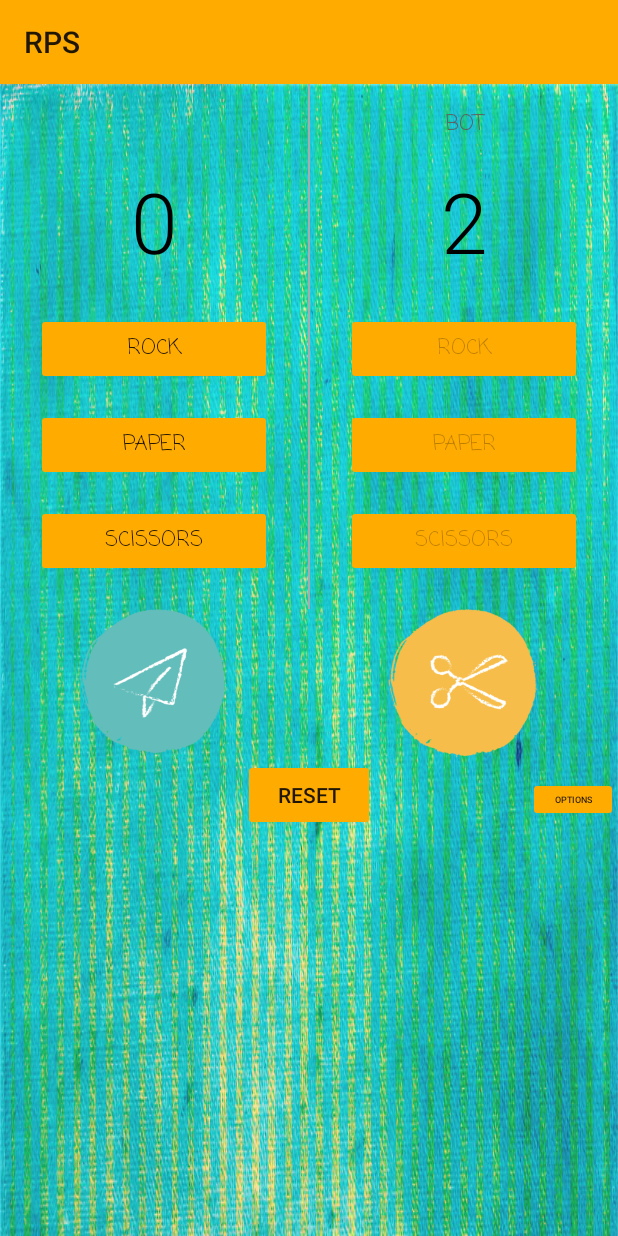
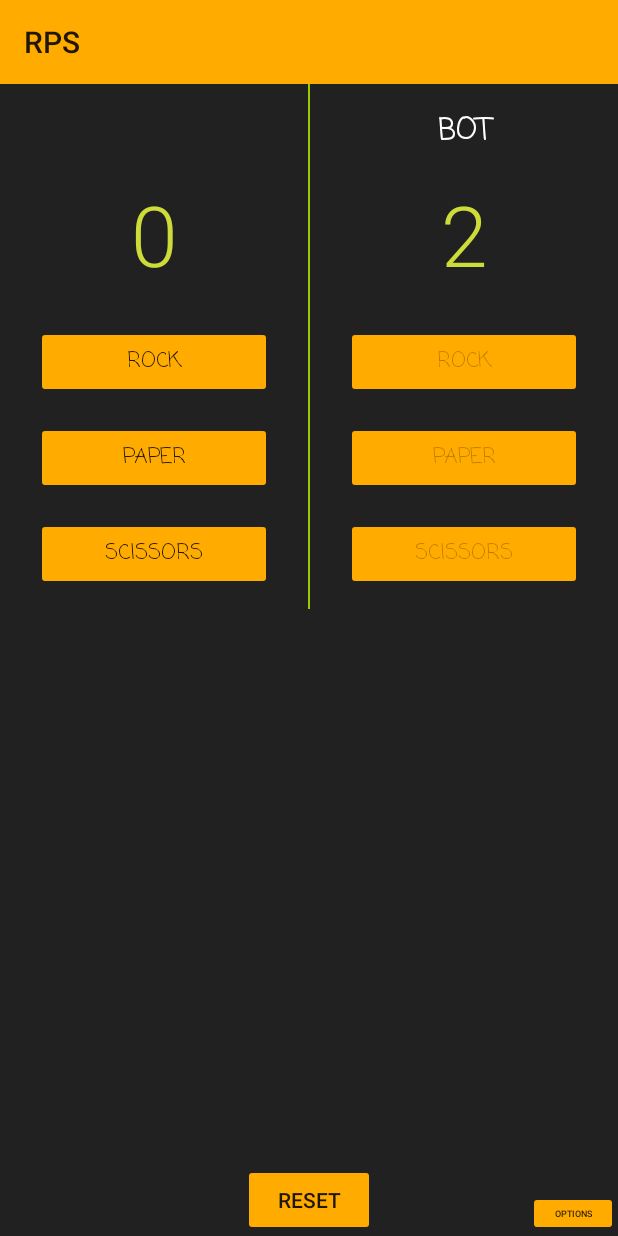
Before and after one commit to bytao7mao/RockPaperScissors, an Android app: the MainActivity screen opened directly, with no data from a screen before it, after a tap on "PAPER", on a phone screen of 412 x 824 dp. Run offline under Robolectric (Android 15) with nearby library versions, the phone set to English and light mode, and no system bars; libraries missing offline, so code that uses them is left out: com.shashank.sony; 1 statement that could not run was skipped; 1 other tap on this screen came first.

Commit message:
app updated

```diff
--- a/app/build.gradle
+++ b/app/build.gradle
@@ -4,7 +4,7 @@ android {
     compileSdkVersion 26
     defaultConfig {
         applicationId "com.bytao7mao.mariu.rps"
-        minSdkVersion 15
+        minSdkVersion 19
         targetSdkVersion 26
         versionCode 1
         versionName "1.0"
@@ -24,6 +24,7 @@ dependencies {
     implementation 'com.android.support:appcompat-v7:26.1.0'
     compile 'pl.droidsonroids.gif:android-gif-drawable:1.2.10'
     implementation 'com.android.support.constraint:constraint-layout:1.0.2'
+    compile 'com.github.Shashank02051997:FancyToast-Android:0.1.3'
     testImplementation 'junit:junit:4.12'
     androidTestImplementation 'com.android.support.test:runner:1.0.1'
     androidTestImplementation 'com.android.support.test.espresso:espresso-core:3.0.1'
--- a/app/src/main/java/com/bytao7mao/mariu/rps/FirstScreen.java
+++ b/app/src/main/java/com/bytao7mao/mariu/rps/FirstScreen.java
@@ -14,23 +14,21 @@ import android.widget.ToggleButton;
 
 
 /**
- * Created by Mariu on 1/18/2018.
+ * Created by Marius on 1/18/2018.
  */
 
 public class FirstScreen extends Activity {
     private EditText editTxt;
-    private TextView txtV;
     String name;
-    Button nextButton,playButton;
+    Button nextButton;
     private static final String NAME = "name";
-
-
+    MediaPlayer bgMusic = new MediaPlayer();
 
     protected void onCreate(Bundle savedInstanceState) {
         super.onCreate(savedInstanceState);
         setContentView(R.layout.layout);
 
-        final MediaPlayer bgMusic = MediaPlayer.create(this,R.raw.asian);
+        bgMusic = MediaPlayer.create(this,R.raw.asian);
 
        ToggleButton toggle = (ToggleButton) findViewById(R.id.toggleButton);
        toggle.setOnCheckedChangeListener(new CompoundButton.OnCheckedChangeListener() {
@@ -47,7 +45,6 @@ public class FirstScreen extends Activity {
 
 
         editTxt = findViewById(R.id.TheeditText);
-        txtV = findViewById(R.id.theUserName);
         nextButton = findViewById(R.id.nameBtn);
         nextButton.setOnClickListener(new View.OnClickListener() {
             @Override
@@ -62,6 +59,7 @@ public class FirstScreen extends Activity {
                 }
                 Intent i = new Intent(FirstScreen.this, MainActivity.class);
                 i.putExtra(NAME, name);
+                bgMusic.pause();
                 startActivity(i);
             }
         });
--- a/app/src/main/java/com/bytao7mao/mariu/rps/MainActivity.java
+++ b/app/src/main/java/com/bytao7mao/mariu/rps/MainActivity.java
@@ -8,7 +8,7 @@ import android.widget.Button;
 import android.widget.ImageView;
 import android.widget.TextView;
 import android.widget.Toast;
-
+import com.shashank.sony.fancytoastlib.FancyToast;
 import java.util.Random;
 
 public class MainActivity extends AppCompatActivity {
@@ -42,7 +42,7 @@ public class MainActivity extends AppCompatActivity {
         final MediaPlayer rockSound = MediaPlayer.create(this, R.raw.st);
         final MediaPlayer paperSound = MediaPlayer.create(this, R.raw.papier);
         final MediaPlayer scissorsSound = MediaPlayer.create(this, R.raw.scis);
-//        final MediaPlayer bgMusic = MediaPlayer.create(this,R.raw.asian);
+
         TextView txtV = findViewById(R.id.theUserName);
         scoreViewA = findViewById(R.id.team_a_score);
         scoreViewB = findViewById(R.id.team_b_score);
@@ -75,8 +75,15 @@ public class MainActivity extends AppCompatActivity {
             @Override
             public void onClick(View view) {
                 myChoice = "rock";
+                rockSound.seekTo(1500);
                 rockSound.start();
                 iv_user.setImageResource(R.drawable.rock);
+                iv_user.postDelayed(new Runnable() {
+                    @Override
+                    public void run() {
+                        iv_user.setVisibility(View.INVISIBLE);
+                    }
+                },2000);
                 try {
                     calculate();
                 } catch (InterruptedException e) {
@@ -88,8 +95,15 @@ public class MainActivity extends AppCompatActivity {
             @Override
             public void onClick(View view) {
                 myChoice = "paper";
+                paperSound.seekTo(1500);
                 paperSound.start();
                 iv_user.setImageResource(R.drawable.paper);
+                iv_user.postDelayed(new Runnable() {
+                    @Override
+                    public void run() {
+                        iv_user.setVisibility(View.INVISIBLE);
+                    }
+                },2000);
                 try {
                     calculate();
                 } catch (InterruptedException e) {
@@ -101,8 +115,15 @@ public class MainActivity extends AppCompatActivity {
             @Override
             public void onClick(View view) {
                 myChoice = "scissors";
+                scissorsSound.seekTo(1500);
                 scissorsSound.start();
                 iv_user.setImageResource(R.drawable.scissors);
+                iv_user.postDelayed(new Runnable() {
+                    @Override
+                    public void run() {
+                        iv_user.setVisibility(View.INVISIBLE);
+                    }
+                },2000);
                 try {
                     calculate();
                 } catch (InterruptedException e) {
@@ -145,14 +166,32 @@ public class MainActivity extends AppCompatActivity {
            // Toast.makeText(MainActivity.this, "The bot is unsure about his move ... but he choose ROCK", Toast.LENGTH_LONG).show();
             cpuChoice = "rock";
             iv_cpu.setImageResource(R.drawable.rock);
+            iv_cpu.postDelayed(new Runnable() {
+                @Override
+                public void run() {
+                    iv_cpu.setVisibility(View.INVISIBLE);
+                }
+            },2000);
         } else if (cpu == 1) {
            // Toast.makeText(MainActivity.this, "The bot is unsure about his move ... but he choose PAPER", Toast.LENGTH_LONG).show();
             cpuChoice = "paper";
             iv_cpu.setImageResource(R.drawable.paper);
+            iv_cpu.postDelayed(new Runnable() {
+                @Override
+                public void run() {
+                    iv_cpu.setVisibility(View.INVISIBLE);
+                }
+            },2000);
         } else if (cpu == 2) {
            // Toast.makeText(MainActivity.this, "The bot is unsure about his move ... but he choose SCISSORS", Toast.LENGTH_LONG).show();
             cpuChoice = "scissors";
             iv_cpu.setImageResource(R.drawable.scissors);
+            iv_cpu.postDelayed(new Runnable() {
+                @Override
+                public void run() {
+                    iv_cpu.setVisibility(View.INVISIBLE);
+                }
+            },2000);
         }
         if(myChoice.equals("rock") && cpuChoice.equals("paper")){
           //  Thread.sleep(2000);
@@ -205,7 +244,7 @@ public class MainActivity extends AppCompatActivity {
             displayForCpu(scoreCpu);
         }
 
-        Toast.makeText(MainActivity.this, result, Toast.LENGTH_SHORT).show();
+        FancyToast.makeText(MainActivity.this, result, Toast.LENGTH_SHORT,FancyToast.SUCCESS, true).show();
     }
 
     private void configureBackButton(){
--- a/app/src/main/res/layout-v16/activity_main.xml
+++ b/app/src/main/res/layout-v16/activity_main.xml
@@ -1,18 +1,11 @@
 <?xml version="1.0" encoding="utf-8"?>
-
-
-<ScrollView xmlns:android="http://schemas.android.com/apk/res/android"
-    android:layout_height="match_parent"
-    android:layout_width="match_parent"
-    xmlns:tools="http://schemas.android.com/tools"
-    tools:context=".MainActivity">
-<RelativeLayout xmlns:android="http://schemas.android.com/apk/res/android"
-    xmlns:app="http://schemas.android.com/apk/res-auto"
+    <RelativeLayout
+        xmlns:android="http://schemas.android.com/apk/res/android"
         xmlns:tools="http://schemas.android.com/tools"
         android:fontFamily="casual"
         android:layout_width="match_parent"
         android:layout_height="wrap_content"
-    android:background="@drawable/small1">
+        android:background="#212121">
         <LinearLayout
             android:layout_width="match_parent"
             android:layout_height="match_parent"
@@ -35,9 +28,9 @@
                     android:gravity="center_horizontal"
                     android:padding="16dp"
                     android:text="USER"
-                android:textColor="#616161"
+                    android:textColor="#FFF"
                     android:textStyle="bold"
-                android:textSize="14sp" />
+                    android:textSize="20sp" />
 
 
 
@@ -53,14 +46,14 @@
                     android:fontFamily="sans-serif-light"
                     android:gravity="center_horizontal"
                     android:padding="0dp"
-                android:text="@string/_0"
-                android:textColor="#000000"
+                    android:text="0"
+                    android:textColor="#CDDC39"
                     android:textSize="56sp" />
                 <Button
                     android:id="@+id/rockBtn"
                     android:layout_width="match_parent"
                     android:layout_height="wrap_content"
-                android:text="@string/rock"
+                    android:text="ROCK"
                     android:fontFamily="casual"
                     android:layout_marginTop="24dp"
                     android:layout_marginBottom="8dp"
@@ -70,7 +63,7 @@
                     android:id="@+id/paperBtn"
                     android:layout_width="match_parent"
                     android:layout_height="wrap_content"
-                android:text="@string/paper"
+                    android:text="PAPER"
                     android:fontFamily="casual"
                     android:layout_marginTop="8dp"
                     android:layout_marginBottom="8dp"
@@ -80,7 +73,7 @@
                     android:id="@+id/scissorsBtn"
                     android:layout_width="match_parent"
                     android:layout_height="wrap_content"
-                android:text="@string/scissors"
+                    android:text="SCISSORS"
                     android:fontFamily="casual"
                     android:layout_marginTop="8dp"
                     android:layout_marginBottom="8dp"
@@ -91,7 +84,7 @@
             <View
                 android:layout_width="1dp"
                 android:layout_height="350dp"
-            android:background="@android:color/darker_gray"/>
+                android:background="@android:color/holo_green_light"/>
 
 
             <LinearLayout
@@ -103,30 +96,29 @@
 
 
                 <TextView
+                    android:layout_width="match_parent"
                     android:layout_height="wrap_content"
-                android:layout_width="match_parent"
-                android:text="@string/bot"
                     android:fontFamily="casual"
                     android:gravity="center_horizontal"
-                android:textSize="14sp"
-
-                android:textColor="#616161"
-                android:padding="16dp"/>
+                    android:padding="16dp"
+                    android:text="BOT"
+                    android:textColor="#FFF"
+                    android:textSize="20sp" />
                 <TextView
                     android:id="@+id/team_b_score"
                     android:layout_width="match_parent"
                     android:layout_height="wrap_content"
                     android:gravity="center_horizontal"
                     android:textSize="56sp"
-                android:textColor="#000000"
+                    android:textColor="#CDDC39"
                     android:fontFamily="sans-serif-light"
-                android:text="@string/_0"
+                    android:text="0"
                     android:padding="0dp"/>
                 <Button
                     android:id="@+id/btn3"
                     android:layout_width="match_parent"
                     android:layout_height="wrap_content"
-                android:text="@string/rock"
+                    android:text="ROCK"
                     android:fontFamily="casual"
                     android:layout_marginTop="24dp"
                     android:layout_marginBottom="8dp"
@@ -136,7 +128,7 @@
                     android:id="@+id/btn2"
                     android:layout_width="match_parent"
                     android:layout_height="wrap_content"
-                android:text="@string/paper"
+                    android:text="PAPER"
                     android:fontFamily="casual"
                     android:layout_marginTop="8dp"
                     android:layout_marginBottom="8dp"
@@ -146,7 +138,7 @@
                     android:id="@+id/btn1"
                     android:layout_width="match_parent"
                     android:layout_height="wrap_content"
-                android:text="@string/scissors"
+                    android:text="SCISSORS"
                     android:fontFamily="casual"
                     android:layout_marginTop="8dp"
                     android:layout_marginBottom="8dp"
@@ -185,24 +177,20 @@
         android:id="@+id/reset"
         android:layout_width="wrap_content"
         android:layout_height="wrap_content"
-        android:layout_below="@+id/linearLayout2"
+        android:layout_alignParentBottom="true"
         android:layout_centerHorizontal="true"
+        android:layout_marginBottom="80dp"
         android:onClick="reset"
-        android:text="@string/reset" />
+        android:text="reset" />
 
     <Button
         android:id="@+id/options"
         android:layout_width="60dp"
         android:layout_height="30dp"
-        android:layout_alignBaseline="@+id/reset"
-        android:layout_alignBottom="@+id/reset"
+        android:layout_alignParentBottom="true"
         android:layout_alignParentEnd="true"
-        android:layout_alignParentRight="true"
-        android:text="@string/options"
+        android:text="Options"
         android:textSize="6sp"
-        android:textStyle="normal"
-        tools:ignore="SmallSp" />
+        android:textStyle="normal" />
 
     </RelativeLayout>
-
-</ScrollView>
--- a/app/src/main/res/layout/activity_main.xml
+++ b/app/src/main/res/layout/activity_main.xml
@@ -1,18 +1,11 @@
 <?xml version="1.0" encoding="utf-8"?>
-
-
-<ScrollView xmlns:android="http://schemas.android.com/apk/res/android"
-    android:layout_height="match_parent"
-    android:layout_width="match_parent"
-    xmlns:tools="http://schemas.android.com/tools"
-    tools:context=".MainActivity">
-<RelativeLayout xmlns:android="http://schemas.android.com/apk/res/android"
-    xmlns:app="http://schemas.android.com/apk/res-auto"
+<RelativeLayout
+    xmlns:android="http://schemas.android.com/apk/res/android"
     xmlns:tools="http://schemas.android.com/tools"
     android:fontFamily="casual"
     android:layout_width="match_parent"
-    android:layout_height="match_parent"
-    android:background="@drawable/small1">
+    android:layout_height="wrap_content"
+    android:background="#212121">
     <LinearLayout
         android:layout_width="match_parent"
         android:layout_height="match_parent"
@@ -35,13 +28,13 @@
                 android:gravity="center_horizontal"
                 android:padding="16dp"
                 android:text="USER"
-                android:textColor="#616161"
+                android:textColor="#FFF"
                 android:textStyle="bold"
-                android:textSize="14sp" />
+                android:textSize="20sp" />
 
 
 
-<!--setting name for user-->
+            <!--setting name for user-->
 
 
 
@@ -54,7 +47,7 @@
                 android:gravity="center_horizontal"
                 android:padding="0dp"
                 android:text="0"
-                android:textColor="#000000"
+                android:textColor="#CDDC39"
                 android:textSize="56sp" />
             <Button
                 android:id="@+id/rockBtn"
@@ -91,7 +84,7 @@
         <View
             android:layout_width="1dp"
             android:layout_height="350dp"
-            android:background="@android:color/darker_gray"/>
+            android:background="@android:color/holo_green_light"/>
 
 
         <LinearLayout
@@ -103,22 +96,21 @@
 
 
             <TextView
+                android:layout_width="match_parent"
                 android:layout_height="wrap_content"
-                android:layout_width="match_parent"
-                android:text="BOT"
                 android:fontFamily="casual"
                 android:gravity="center_horizontal"
-                android:textSize="14sp"
-
-                android:textColor="#616161"
-                android:padding="16dp"/>
+                android:padding="16dp"
+                android:text="BOT"
+                android:textColor="#FFF"
+                android:textSize="20sp" />
             <TextView
                 android:id="@+id/team_b_score"
                 android:layout_width="match_parent"
                 android:layout_height="wrap_content"
                 android:gravity="center_horizontal"
                 android:textSize="56sp"
-                android:textColor="#000000"
+                android:textColor="#CDDC39"
                 android:fontFamily="sans-serif-light"
                 android:text="0"
                 android:padding="0dp"/>
@@ -185,8 +177,9 @@
         android:id="@+id/reset"
         android:layout_width="wrap_content"
         android:layout_height="wrap_content"
-        android:layout_below="@+id/linearLayout2"
+        android:layout_alignParentBottom="true"
         android:layout_centerHorizontal="true"
+        android:layout_marginBottom="80dp"
         android:onClick="reset"
         android:text="reset" />
 
@@ -194,15 +187,10 @@
         android:id="@+id/options"
         android:layout_width="60dp"
         android:layout_height="30dp"
-        android:layout_alignBaseline="@+id/reset"
-        android:layout_alignBottom="@+id/reset"
+        android:layout_alignParentBottom="true"
         android:layout_alignParentEnd="true"
-        android:layout_alignParentRight="true"
-        android:layout_weight="1"
         android:text="Options"
         android:textSize="6sp"
         android:textStyle="normal" />
 
 </RelativeLayout>
-
-</ScrollView>
--- a/app/src/main/res/layout/layout.xml
+++ b/app/src/main/res/layout/layout.xml
@@ -79,5 +79,4 @@
         android:layout_toStartOf="@+id/TheeditText"
         android:text="@string/togglebutton" />
 
-
 </RelativeLayout>
--- a/build.gradle
+++ b/build.gradle
@@ -18,6 +18,7 @@ buildscript {
 
 allprojects {
     repositories {
+        maven { url "https://jitpack.io" }
         google()
         jcenter()
         mavenCentral()
```
Also changed, not shown: app/src/main/assets/T2.jpg (deleted), app/src/main/res/drawable-v24/sm2.jpg (deleted), app/src/main/res/drawable-v24/sm3.jpg (deleted), app/src/main/res/drawable-v24/sm5.jpg (deleted), app/src/main/res/drawable-v24/sm7.jpg (deleted), app/src/main/res/drawable/sm2.jpg (deleted), app/src/main/res/drawable/sm3.jpg (deleted), app/src/main/res/drawable/sm5.jpg (deleted), 2 other files. Lines whose indentation alone changed are shown as unchanged.
